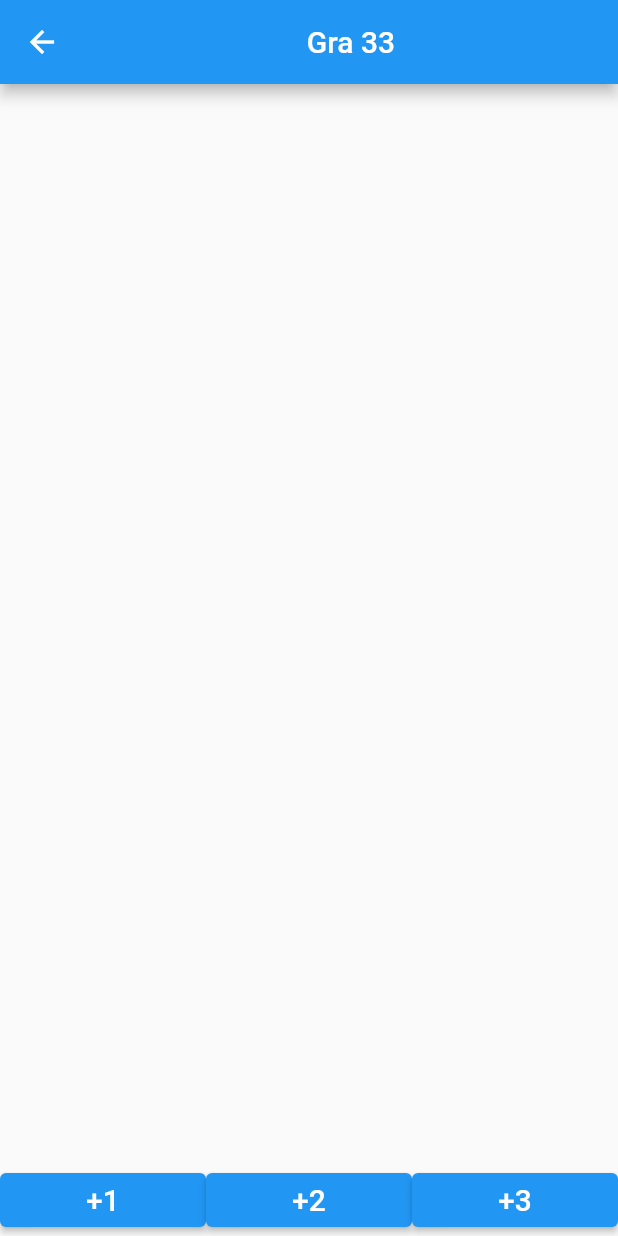
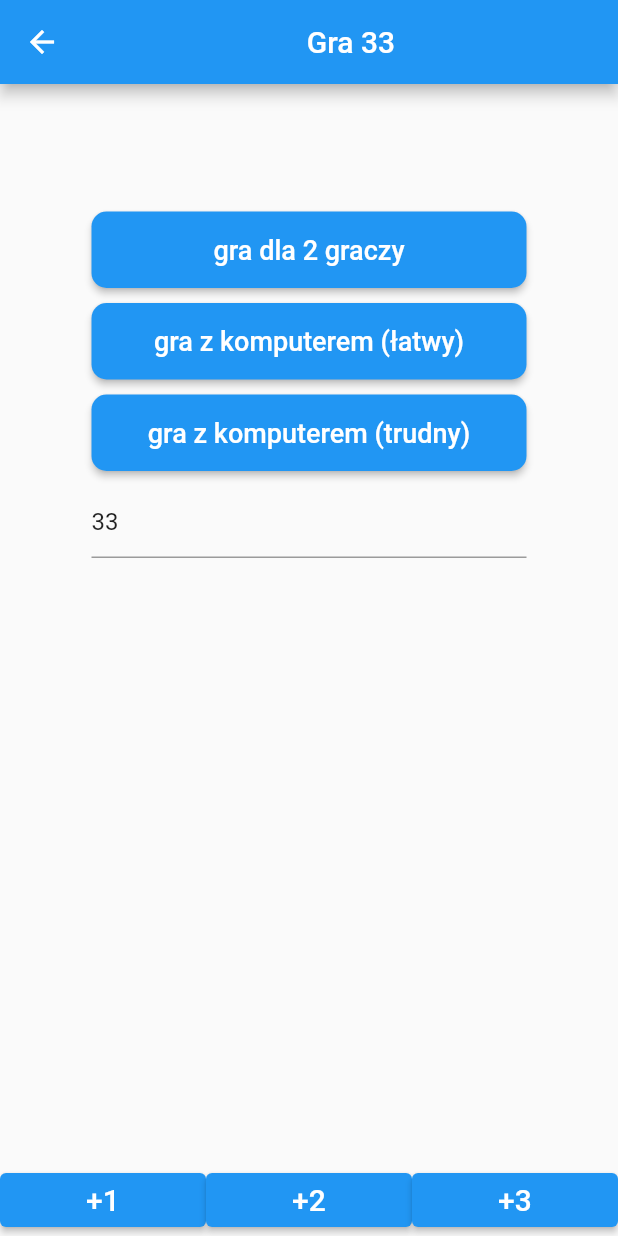
Before and after one commit to michalprog/gierkownia, a Flutter app: the Gra33 screen opened directly, on a phone screen of 412 x 824 dp. Run offline on Flutter 3.47's test engine with Material 2 defaults, Android fonts, the phone set to English and light mode, and no system bars.

Commit message:
scrren startowy dla 33

```diff
--- a/lib/33.dart
+++ b/lib/33.dart
@@ -1,4 +1,7 @@
 import 'package:flutter/material.dart';
+import 'package:gierkownia/33_start.dart';
+import 'package:gierkownia/33_gra.dart';
+import 'package:gierkownia/33_klasa.dart';
 
 class Gra33 extends StatelessWidget {
   const Gra33({Key? key}) : super(key: key);
@@ -9,6 +12,7 @@ class Gra33 extends StatelessWidget {
       appBar: AppBar(
         title: const Center(child:Text("Gra 33")),
       ),
+      body:Start_33(),
       bottomNavigationBar:Row
         (
         children: [
--- a/lib/33_klasa.dart
+++ b/lib/33_klasa.dart
@@ -0,0 +1,28 @@
+class Klasa33{
+int typ_gry=0;
+int liczba_finalna=33;
+int liczba_aktualna=0;
+bool is_started=false;
+  Klasa33()
+  {
+
+  }
+void Start(int typ_gry,int numer)
+{
+  this.typ_gry=typ_gry;
+  this.liczba_finalna=numer;
+  is_started=true;
+}
+void koniec(){
+    typ_gry=0;
+    liczba_aktualna=0;
+    is_started=false;
+}
+int wyswietl_liczbe(){
+    return liczba_aktualna;
+}
+
+
+
+
+}
--- a/lib/33_start.dart
+++ b/lib/33_start.dart
@@ -0,0 +1,87 @@
+import 'package:flutter/cupertino.dart';
+import 'package:flutter/material.dart';
+import 'package:flutter/services.dart';
+
+class Start_33 extends StatefulWidget {
+  const Start_33({Key? key}) : super(key: key);
+
+  @override
+  State<Start_33> createState() => _Start_33State();
+}
+
+class _Start_33State extends State<Start_33> {
+  @override
+  Widget build(BuildContext context) {
+    return Center (child:Column(
+      children:[
+        const SizedBox(
+          height: 80,
+        ),
+        Container(
+          width: 300,
+          padding: const EdgeInsets.all(5),
+          child: ElevatedButton(
+            onPressed: () {},
+            style: ElevatedButton.styleFrom(
+              padding: const EdgeInsets.symmetric(horizontal: 30, vertical: 15),
+              shape: RoundedRectangleBorder(
+                borderRadius: BorderRadius.circular(10),
+              ),
+            ),
+            child: const Text(
+              "gra dla 2 graczy",
+              style: TextStyle(fontSize: 18),
+            ),
+          ),
+        ),
+        Container(
+          width: 300,
+          padding: const EdgeInsets.all(5),
+          child: ElevatedButton(
+            onPressed: () {},
+            style: ElevatedButton.styleFrom(
+              padding: const EdgeInsets.symmetric(horizontal: 30, vertical: 15),
+              shape: RoundedRectangleBorder(
+                borderRadius: BorderRadius.circular(10),
+              ),
+            ),
+            child: const Text(
+              "gra z komputerem (łatwy)",
+              style: TextStyle(fontSize: 18),
+            ),
+          ),
+        ),
+        Container(
+          width: 300,
+          padding: const EdgeInsets.all(5),
+          child: ElevatedButton(
+            onPressed: () {},
+            style: ElevatedButton.styleFrom(
+              padding: const EdgeInsets.symmetric(horizontal: 30, vertical: 15),
+              shape: RoundedRectangleBorder(
+                borderRadius: BorderRadius.circular(10),
+              ),
+            ),
+            child: const Text(
+              "gra z komputerem (trudny)",
+              style: TextStyle(fontSize: 18),
+            ),
+          ),
+        ),
+      Container(
+          width: 300,
+          padding: const EdgeInsets.all(5),
+        child:TextFormField(
+          initialValue: '33',
+          keyboardType: TextInputType.number,
+          inputFormatters: [
+            FilteringTextInputFormatter.allow(RegExp(r'^[1-9][0-9]?$|100$'),),
+          ],
+        )
+      )
+
+      ]
+    ),
+    );
+  }
+}
```
